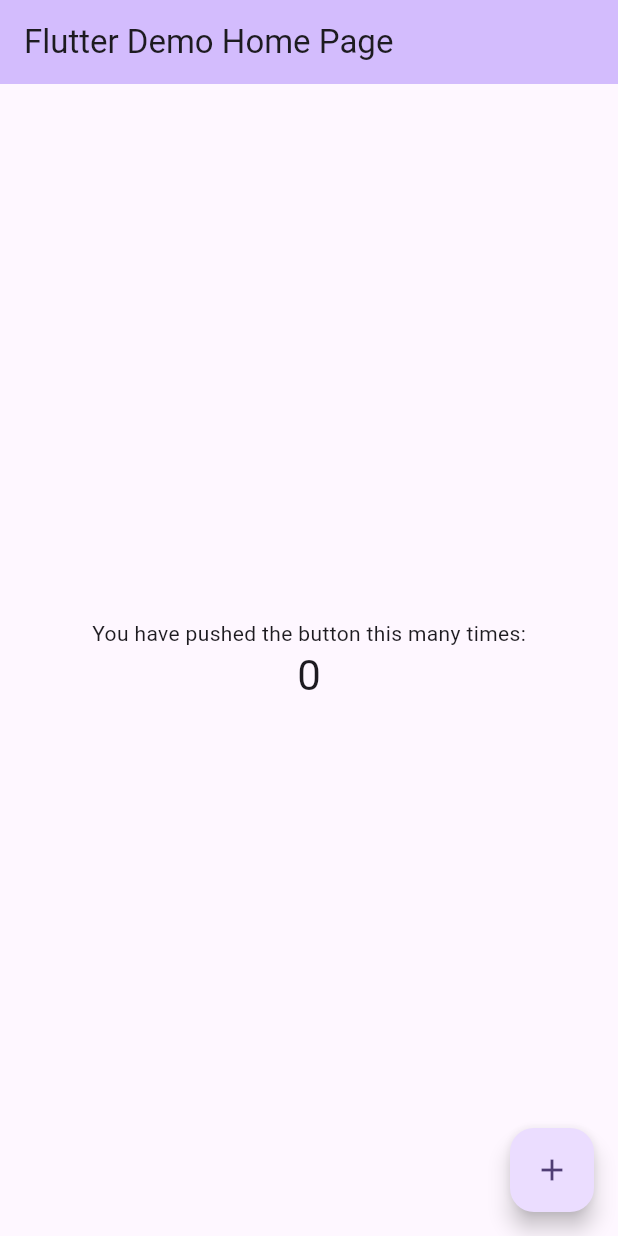
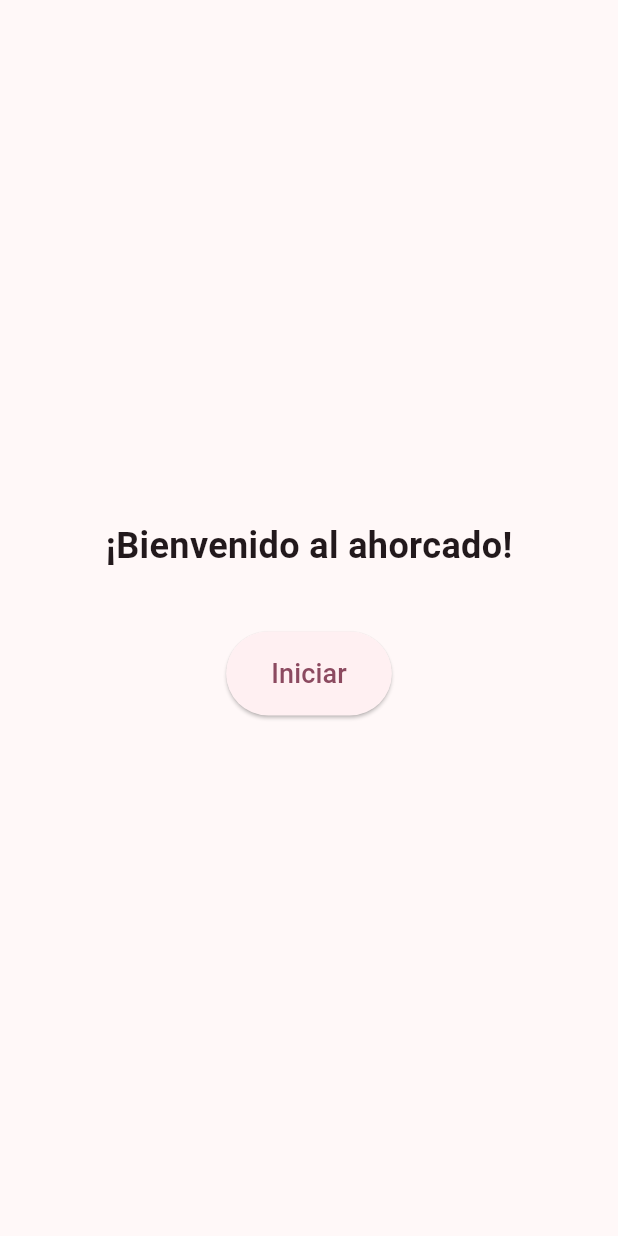
Before and after one commit to FrancoBarra/Microproyecto-ahorcado-Franco-Barra-Cesar-Vasquez, a Flutter app: the screen it shows after launch, on a phone screen of 412 x 824 dp. Run offline on Flutter 3.47's test engine with Material 3 defaults, Android fonts, the light colour scheme and no system bars.

Commit message:
base y widget

```diff
--- a/lib/main.dart
+++ b/lib/main.dart
@@ -1,122 +1,62 @@
 import 'package:flutter/material.dart';
+import 'screens/game_screen.dart';
 
 void main() {
+  // Ahora, MyApp debe ser llamado con 'const'
   runApp(const MyApp());
 }
 
 class MyApp extends StatelessWidget {
   const MyApp({super.key});
-
-  // This widget is the root of your application.
   @override
   Widget build(BuildContext context) {
     return MaterialApp(
-      title: 'Flutter Demo',
+      title: 'Mi Primera App',
       theme: ThemeData(
-        // This is the theme of your application.
-        //
-        // TRY THIS: Try running your application with "flutter run". You'll see
-        // the application has a purple toolbar. Then, without quitting the app,
-        // try changing the seedColor in the colorScheme below to Colors.green
-        // and then invoke "hot reload" (save your changes or press the "hot
-        // reload" button in a Flutter-supported IDE, or press "r" if you used
-        // the command line to start the app).
-        //
-        // Notice that the counter didn't reset back to zero; the application
-        // state is not lost during the reload. To reset the state, use hot
-        // restart instead.
-        //
-        // This works for code too, not just values: Most code changes can be
-        // tested with just a hot reload.
-        colorScheme: ColorScheme.fromSeed(seedColor: Colors.deepPurple),
+        colorScheme: ColorScheme.fromSeed(
+          seedColor: const Color.fromARGB(255, 0, 0, 0),
+        ),
+        useMaterial3: true,
       ),
-      home: const MyHomePage(title: 'Flutter Demo Home Page'),
+      home: const HomeScreen(),
     );
   }
 }
 
-class MyHomePage extends StatefulWidget {
-  const MyHomePage({super.key, required this.title});
-
-  // This widget is the home page of your application. It is stateful, meaning
-  // that it has a State object (defined below) that contains fields that affect
-  // how it looks.
-
-  // This class is the configuration for the state. It holds the values (in this
-  // case the title) provided by the parent (in this case the App widget) and
-  // used by the build method of the State. Fields in a Widget subclass are
-  // always marked "final".
-
-  final String title;
-
-  @override
-  State<MyHomePage> createState() => _MyHomePageState();
-}
-
-class _MyHomePageState extends State<MyHomePage> {
-  int _counter = 0;
-
-  void _incrementCounter() {
-    setState(() {
-      // This call to setState tells the Flutter framework that something has
-      // changed in this State, which causes it to rerun the build method below
-      // so that the display can reflect the updated values. If we changed
-      // _counter without calling setState(), then the build method would not be
-      // called again, and so nothing would appear to happen.
-      _counter++;
-    });
-  }
+class HomeScreen extends StatelessWidget {
+  const HomeScreen({super.key});
 
   @override
   Widget build(BuildContext context) {
-    // This method is rerun every time setState is called, for instance as done
-    // by the _incrementCounter method above.
-    //
-    // The Flutter framework has been optimized to make rerunning build methods
-    // fast, so that you can just rebuild anything that needs updating rather
-    // than having to individually change instances of widgets.
     return Scaffold(
-      appBar: AppBar(
-        // TRY THIS: Try changing the color here to a specific color (to
-        // Colors.amber, perhaps?) and trigger a hot reload to see the AppBar
-        // change color while the other colors stay the same.
-        backgroundColor: Theme.of(context).colorScheme.inversePrimary,
-        // Here we take the value from the MyHomePage object that was created by
-        // the App.build method, and use it to set our appbar title.
-        title: Text(widget.title),
-      ),
       body: Center(
-        // Center is a layout widget. It takes a single child and positions it
-        // in the middle of the parent.
         child: Column(
-          // Column is also a layout widget. It takes a list of children and
-          // arranges them vertically. By default, it sizes itself to fit its
-          // children horizontally, and tries to be as tall as its parent.
-          //
-          // Column has various properties to control how it sizes itself and
-          // how it positions its children. Here we use mainAxisAlignment to
-          // center the children vertically; the main axis here is the vertical
-          // axis because Columns are vertical (the cross axis would be
-          // horizontal).
-          //
-          // TRY THIS: Invoke "debug painting" (choose the "Toggle Debug Paint"
-          // action in the IDE, or press "p" in the console), to see the
-          // wireframe for each widget.
           mainAxisAlignment: MainAxisAlignment.center,
           children: <Widget>[
-            const Text('You have pushed the button this many times:'),
-            Text(
-              '$_counter',
-              style: Theme.of(context).textTheme.headlineMedium,
+            const Text(
+              '¡Bienvenido al ahorcado!',
+              style: TextStyle(fontSize: 24, fontWeight: FontWeight.bold),
+            ),
+            const SizedBox(height: 40),
+            ElevatedButton(
+              onPressed: () {
+                Navigator.push(
+                  context,
+                  MaterialPageRoute(builder: (context) => const GameScreen()),
+                );
+              },
+
+              style: ElevatedButton.styleFrom(
+                padding: const EdgeInsets.symmetric(
+                  horizontal: 30,
+                  vertical: 15,
+                ),
+              ),
+              child: const Text('Iniciar', style: TextStyle(fontSize: 18)),
             ),
           ],
         ),
       ),
-      floatingActionButton: FloatingActionButton(
-        onPressed: _incrementCounter,
-        tooltip: 'Increment',
-        child: const Icon(Icons.add),
-      ), // This trailing comma makes auto-formatting nicer for build methods.
     );
   }
 }
```
Also changed, not shown: lib/screens/ahorcado_screen.dart (deleted, +0 -10 lines), lib/screens/game_screen.dart (added, +123 -0 lines), lib/widgets/scoreboard_widget.dart (added, +50 -0 lines), lib/widgets/keyword_widget.dart (added), lib/widgets/word_display.dart (added).
